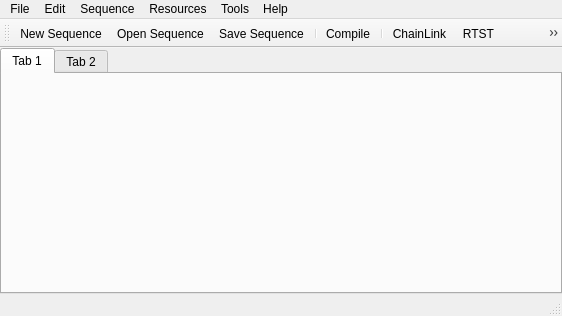
Old version of the form src/gui/stmainwindow.ui in the repository magland/sequencetree4.
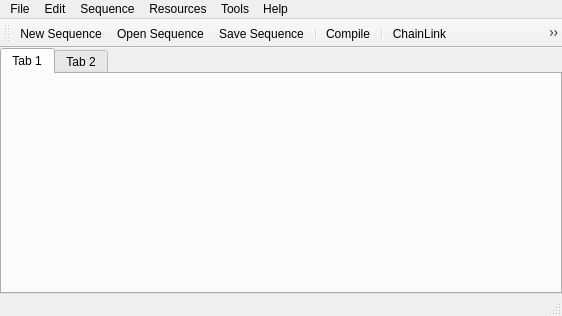
New version of the form. Icons and pictures are not drawn.

Commit message: remove rtst option

```diff
--- a/src/gui/stmainwindow.ui
+++ b/src/gui/stmainwindow.ui
@@ -136,7 +136,6 @@
    <addaction name="actionCompile" />
    <addaction name="separator" />
    <addaction name="actionChainLink" />
-   <addaction name="actionRTST" />
    <addaction name="actionMRPulseTool" />
    <addaction name="actionImportRFPulseWaveform" />
    <addaction name="actionExportToVirtualScanner" />
@@ -302,11 +301,6 @@
     <string>Create parameter file...</string>
    </property>
   </action>
-  <action name="actionRTST" >
-   <property name="text" >
-    <string>RTST...</string>
-   </property>
-  </action>
  </widget>
  <resources>
   <include location="st4.qrc" />
```
Left out of the diff: 1 changed line with no effect on the pictures. The commit also changes 3 other files.
